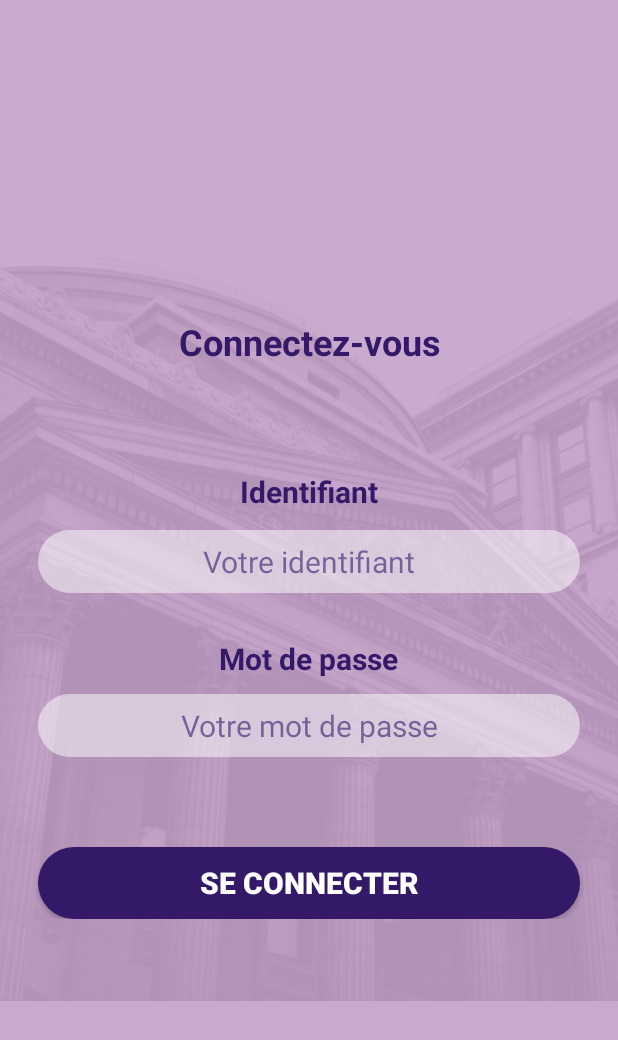
After one commit to Amine-Aku/EnsaPay_Agent, an Android app: the layout activity_login.xml on its own in the app's theme, with its tools: preview values and no code run, on a phone screen of 412 x 824 dp. The commit adds this screen. Shown: the top 1040 px of the screen. Run offline under Robolectric (Android 15) with nearby library versions, the phone set to English and light mode, and no system bars.

Commit message:
Login Activity

```diff
--- a/app/src/main/AndroidManifest.xml
+++ b/app/src/main/AndroidManifest.xml
@@ -9,15 +9,17 @@
         android:roundIcon="@mipmap/ic_launcher_round"
         android:supportsRtl="true"
         android:theme="@style/AppTheme">
-        <activity android:name=".FormActivity"
-            android:parentActivityName=".MainActivity"/>
-        <activity android:name=".MainActivity">
+        <activity android:name=".LoginActivity">
             <intent-filter>
                 <action android:name="android.intent.action.MAIN" />
 
                 <category android:name="android.intent.category.LAUNCHER" />
             </intent-filter>
         </activity>
+        <activity
+            android:name=".FormActivity"
+            android:parentActivityName=".MainActivity" />
+        <activity android:name=".MainActivity" />
     </application>
 
 </manifest>
--- /dev/null
+++ b/app/src/main/java/com/impression/ensapayagent/LoginActivity.kt
@@ -0,0 +1,21 @@
+package com.impression.ensapayagent
+
+import android.content.Intent
+import androidx.appcompat.app.AppCompatActivity
+import android.os.Bundle
+import android.view.View
+
+class LoginActivity : AppCompatActivity() {
+
+    override fun onCreate(savedInstanceState: Bundle?) {
+        super.onCreate(savedInstanceState)
+        setContentView(R.layout.activity_login)
+
+
+
+    }
+
+    fun login(view: View) {
+        startActivity(Intent(this, MainActivity::class.java))
+    }
+}
--- a/app/src/main/res/layout/activity_form.xml
+++ b/app/src/main/res/layout/activity_form.xml
@@ -7,7 +7,7 @@
     tools:context=".FormActivity">
 
 
-<!--    BG-->
+    <!--    BG-->
     <ScrollView
         android:layout_width="match_parent"
         android:layout_height="match_parent"
@@ -22,7 +22,7 @@
             android:src="@drawable/bg_bank" />
     </ScrollView>
 
-<!--    overlay-->
+    <!--    overlay-->
     <View
         android:id="@+id/view"
         android:layout_width="match_parent"
@@ -30,8 +30,7 @@
         android:background="@color/overlay_form" />
 
 
-
-<!--    toolbar-->
+    <!--    toolbar-->
     <LinearLayout
         android:id="@+id/linearLayout"
         style="@style/toolbar"
@@ -45,12 +44,10 @@
 
         <TextView
             style="@style/title"
-            android:textSize="22sp"
-            android:text="@string/nouveau_compte_de_paiement" />
+            android:text="@string/nouveau_compte_de_paiement"
+            android:textSize="22sp" />
     </LinearLayout>
 
-
-    <!--    type du compte-->
 
     <ScrollView
         android:layout_width="match_parent"
@@ -60,9 +57,9 @@
         <androidx.constraintlayout.widget.ConstraintLayout
             android:layout_width="match_parent"
             android:layout_height="match_parent"
-            android:paddingVertical="50dp"
-            >
+            android:paddingVertical="50dp">
 
+            <!--    type du compte-->
             <TextView
                 android:id="@+id/label_type_du_compte"
                 style="@style/label"
--- /dev/null
+++ b/app/src/main/res/layout/activity_login.xml
@@ -0,0 +1,109 @@
+<?xml version="1.0" encoding="utf-8"?>
+<RelativeLayout xmlns:android="http://schemas.android.com/apk/res/android"
+    xmlns:app="http://schemas.android.com/apk/res-auto"
+    xmlns:tools="http://schemas.android.com/tools"
+    android:layout_width="match_parent"
+    android:layout_height="match_parent"
+    tools:context=".LoginActivity">
+
+    <ScrollView
+        android:layout_width="match_parent"
+        android:layout_height="match_parent"
+        app:layout_constraintEnd_toEndOf="parent"
+        app:layout_constraintStart_toStartOf="parent"
+        app:layout_constraintTop_toTopOf="parent">
+
+        <ImageView
+            android:layout_width="match_parent"
+            android:layout_height="match_parent"
+            android:scaleType="centerCrop"
+            android:src="@drawable/bg_bank" />
+    </ScrollView>
+
+    <!--    overlay-->
+    <View
+        android:id="@+id/view"
+        android:layout_width="match_parent"
+        android:layout_height="match_parent"
+        android:background="@color/overlay_login" />
+
+
+    <ScrollView
+        android:layout_width="match_parent"
+        android:layout_height="wrap_content"
+        android:layout_centerInParent="true">
+
+        <androidx.constraintlayout.widget.ConstraintLayout
+            android:layout_width="match_parent"
+            android:layout_height="match_parent"
+            android:paddingVertical="50dp">
+
+            <!--    type du compte-->
+            <TextView
+                android:id="@+id/title"
+                style="@style/title"
+                android:layout_height="wrap_content"
+                android:text="@string/connectez_vous"
+                android:textAlignment="center"
+                app:layout_constraintEnd_toEndOf="parent"
+                app:layout_constraintStart_toStartOf="parent"
+                app:layout_constraintTop_toTopOf="parent" />
+
+
+            <TextView
+                android:id="@+id/label_tel"
+                style="@style/label"
+                android:layout_marginTop="70dp"
+                android:text="@string/identifiant"
+                app:layout_constraintEnd_toEndOf="parent"
+                app:layout_constraintStart_toStartOf="parent"
+                app:layout_constraintTop_toBottomOf="@+id/title" />
+
+            <EditText
+                android:id="@+id/field_tel"
+                style="@style/hint"
+                android:layout_marginHorizontal="25dp"
+                android:layout_marginTop="12dp"
+                android:hint="@string/votre_identifiant"
+                app:layout_constraintEnd_toEndOf="parent"
+                app:layout_constraintStart_toStartOf="parent"
+                app:layout_constraintTop_toBottomOf="@+id/label_tel" />
+
+
+            <!--    Email-->
+            <TextView
+                android:id="@+id/label_email"
+                style="@style/label"
+                android:layout_marginTop="30dp"
+                android:text="@string/mot_de_passe"
+                app:layout_constraintEnd_toEndOf="parent"
+                app:layout_constraintHorizontal_bias="0.498"
+                app:layout_constraintStart_toStartOf="parent"
+                app:layout_constraintTop_toBottomOf="@+id/field_tel" />
+
+            <EditText
+                android:id="@+id/field_email"
+                style="@style/hint"
+                android:layout_marginHorizontal="25dp"
+                android:hint="@string/votre_mot_de_passe"
+                app:layout_constraintEnd_toEndOf="parent"
+                app:layout_constraintStart_toStartOf="parent"
+                app:layout_constraintTop_toBottomOf="@+id/label_email" />
+
+            <!--    enregistrer-->
+            <Button
+                android:id="@+id/btn_login"
+                style="@style/Big_Btn"
+                android:layout_marginHorizontal="25dp"
+                android:layout_marginTop="60dp"
+                android:onClick="login"
+                android:text="@string/se_connecter"
+                app:layout_constraintEnd_toEndOf="parent"
+                app:layout_constraintStart_toStartOf="parent"
+                app:layout_constraintTop_toBottomOf="@+id/field_email" />
+
+        </androidx.constraintlayout.widget.ConstraintLayout>
+    </ScrollView>
+
+
+</RelativeLayout>
--- a/app/src/main/res/values/strings.xml
+++ b/app/src/main/res/values/strings.xml
@@ -7,6 +7,12 @@
     <string name="telephone">Téléphone</string>
     <string name="le_num_tel">Le téléphone du client</string>
     <string name="l_email_du_client">l\'email du client (optionel)</string>
+    <string name="connectez_vous">Connectez-vous</string>
+    <string name="identifiant">Identifiant</string>
+    <string name="votre_identifiant">Votre identifiant</string>
+    <string name="mot_de_passe">Mot de passe</string>
+    <string name="votre_mot_de_passe">Votre mot de passe</string>
+    <string name="se_connecter">Se connecter</string>
 
 
 </resources>
```
